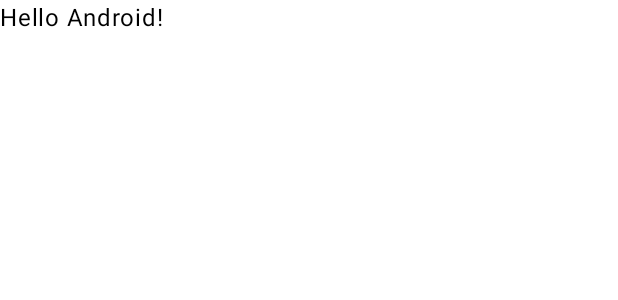
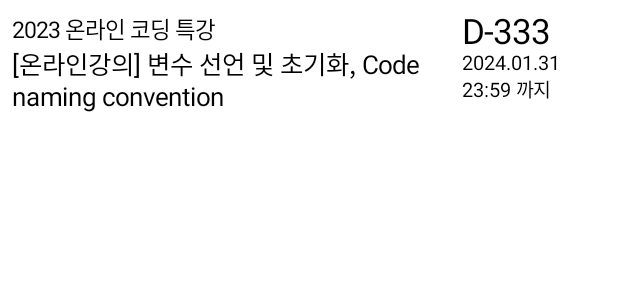
Before and after one commit to gyeongmin-03/LmsWidget, an Android app built with Jetpack Compose: the @Preview function GreetingPreview, on a phone screen of 412 x 824 dp. Shown: the top 300 px of the screen. Run offline under Robolectric (Android 15) with nearby library versions, the phone set to English and light mode, and no system bars.

```diff
--- a/app/src/main/java/com/akj/lmswidget/MainActivity.kt
+++ b/app/src/main/java/com/akj/lmswidget/MainActivity.kt
@@ -3,13 +3,19 @@ package com.akj.lmswidget
 import android.os.Bundle
 import androidx.activity.ComponentActivity
 import androidx.activity.compose.setContent
+import androidx.compose.foundation.layout.*
 import androidx.compose.foundation.layout.fillMaxSize
 import androidx.compose.material3.MaterialTheme
 import androidx.compose.material3.Surface
 import androidx.compose.material3.Text
 import androidx.compose.runtime.Composable
+import androidx.compose.ui.Alignment
 import androidx.compose.ui.Modifier
+import androidx.compose.ui.text.TextStyle
+import androidx.compose.ui.text.style.TextOverflow
 import androidx.compose.ui.tooling.preview.Preview
+import androidx.compose.ui.unit.dp
+import androidx.compose.ui.unit.sp
 import com.akj.lmswidget.ui.theme.LmsWidgetTheme
 
 class MainActivity : ComponentActivity() {
@@ -41,6 +47,36 @@ fun Greeting(name: String, modifier: Modifier = Modifier) {
 @Composable
 fun GreetingPreview() {
     LmsWidgetTheme {
-        Greeting("Android")
+        Row(modifier = Modifier
+            .fillMaxWidth()
+            .wrapContentHeight()
+            .padding(8.dp)
+        ) {
+            Column(modifier = Modifier.width(300.dp)) {
+                Text(
+                    "2023 온라인 코딩 특강",
+                    maxLines = 1,
+                    overflow = TextOverflow.Ellipsis,
+                    style = TextStyle(fontSize = 15.sp)
+                )
+                Text(
+                    "[온라인강의] 변수 선언 및 초기화, Code naming convention",
+                    maxLines = 2,
+                    overflow = TextOverflow.Ellipsis,
+                    style = TextStyle(fontSize = 17.sp)
+                )
+            }
+            Column(modifier = Modifier.width(100.dp)) {
+                Text(
+                    "D-333",
+                    style = TextStyle(fontSize = 23.sp)
+                )
+                Text(
+                    "2024.01.31\n23:59"+" 까지",
+                    maxLines = 3,
+                    style = TextStyle(fontSize = 13.sp)
+                )
+            }
+        }
     }
 }
--- a/app/src/main/java/com/akj/lmswidget/glance/LmsWidgetReceiver.kt
+++ b/app/src/main/java/com/akj/lmswidget/glance/LmsWidgetReceiver.kt
@@ -1,7 +1,6 @@
 package com.akj.lmswidget.glance
 
 import androidx.glance.appwidget.GlanceAppWidgetReceiver
-import com.akj.lmswidget.glance.LmsWidget
 
 class LmsWidgetReceiver : GlanceAppWidgetReceiver(){
     override val glanceAppWidget = LmsWidget()
```
Also changed, not shown: app/src/main/java/com/akj/lmswidget/glance/LmsStateHelper.kt (added, +71 -0 lines), app/src/main/java/com/akj/lmswidget/glance/LmsWidget.kt (+55 -22 lines), app/src/main/java/com/akj/lmswidget/glance/LmsWorker.kt (+1 -24 lines).
